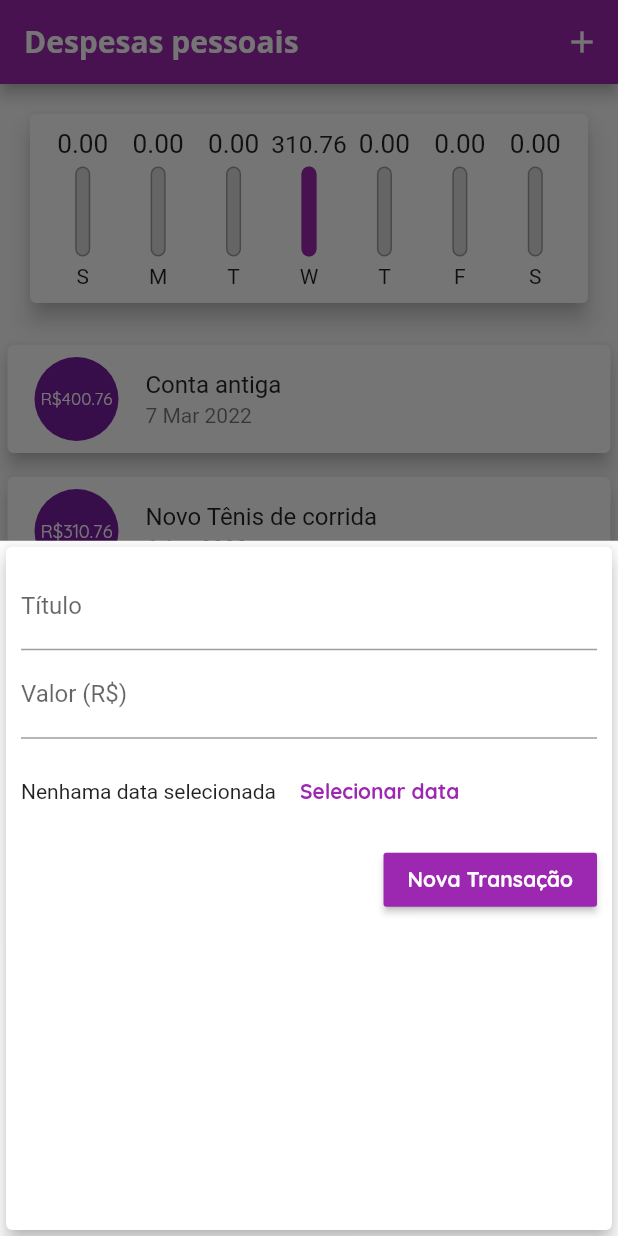
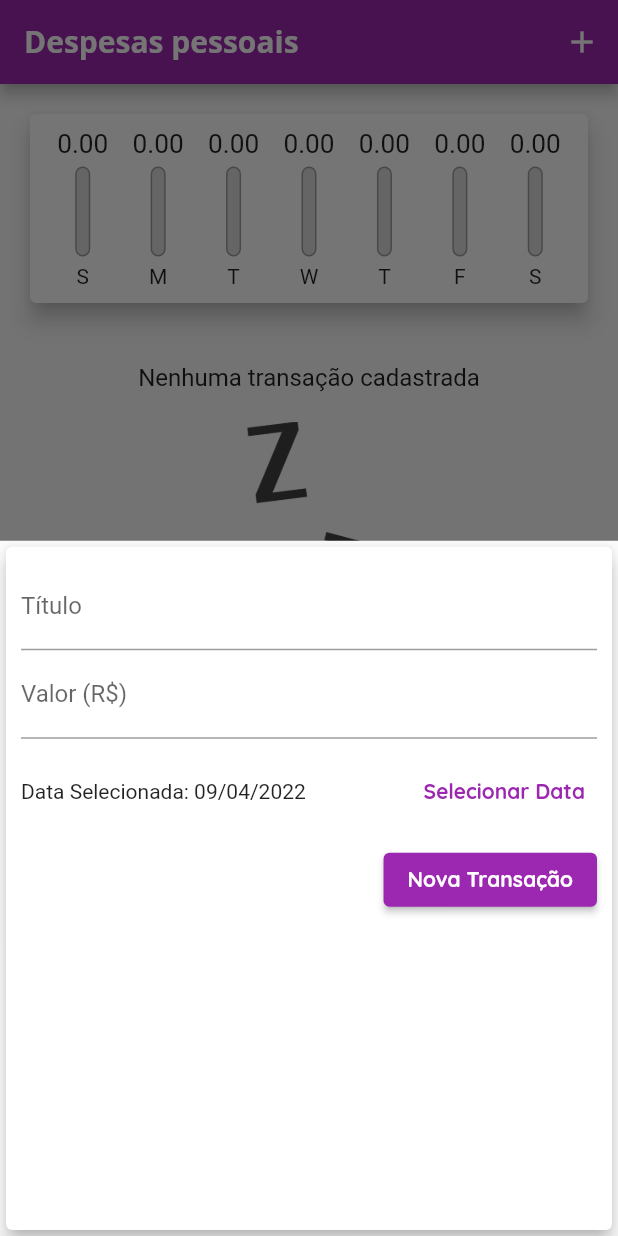
Before and after one commit to alexandreccarmo/expenses, a Flutter app: the screen it shows after launch, after a tap on the "add" icon, on a phone screen of 412 x 824 dp. Run offline on Flutter 3.47's test engine with Material 2 defaults, Android fonts, the phone set to English and light mode, and no system bars.

Commit message:
adicionado recurso para exluir item da lista

```diff
--- a/lib/components/chart.dart
+++ b/lib/components/chart.dart
@@ -56,7 +56,7 @@ class Chart extends StatelessWidget{
               child: ChartBar(
                   label: tr['day'].toString(),
                   value: (tr['value'] as double),
-                  percetage: (tr['value'] as double) / _weekTotalValue
+                  percetage: _weekTotalValue == 0 ? 0 : (tr['value'] as double) / _weekTotalValue
               ),
             ) ;
 
--- a/lib/components/transaction_form.dart
+++ b/lib/components/transaction_form.dart
@@ -1,7 +1,8 @@
 import 'package:flutter/material.dart';
+import 'package:intl/intl.dart';
 
 class TransactionForm extends StatefulWidget {
-  final void Function(String, double) onSubmit;
+  final void Function(String, double, DateTime) onSubmit;
 
   TransactionForm(this.onSubmit);
 
@@ -10,19 +11,35 @@ class TransactionForm extends StatefulWidget {
 }
 
 class _TransactionFormState extends State<TransactionForm> {
-  final titleController = TextEditingController();
-
-  final valueController = TextEditingController();
+  final _titleController = TextEditingController();
+  final _valueController = TextEditingController();
+  DateTime _selectedDate = DateTime.now();
 
   _submitForm() {
-    final title = titleController.text;
-    final value = double.tryParse(valueController.text) ?? 0.0;
+    final title = _titleController.text;
+    final value = double.tryParse(_valueController.text) ?? 0.0;
 
     if (title.isEmpty || value <= 0) {
       return;
     }
 
-    widget.onSubmit(title, value);
+    widget.onSubmit(title, value, _selectedDate);
+  }
+
+  _showDatePicker() {
+    showDatePicker(
+      context: context,
+      initialDate: DateTime.now(),
+      firstDate: DateTime(2019),
+      lastDate: DateTime.now(),
+    ).then((pickedDate) {
+      if (pickedDate == null) {
+        return;
+      }
+      setState(() {
+        _selectedDate = pickedDate;
+      });
+    });
   }
 
   @override
@@ -34,14 +51,14 @@ class _TransactionFormState extends State<TransactionForm> {
         child: Column(
           children: <Widget>[
             TextField(
-              controller: titleController,
+              controller: _titleController,
               onSubmitted: (_) => _submitForm,
               decoration: InputDecoration(
                 labelText: 'Título',
               ),
             ),
             TextField(
-              controller: valueController,
+              controller: _valueController,
               keyboardType: TextInputType.numberWithOptions(decimal: true),
               onSubmitted: (_) => _submitForm,
               decoration: InputDecoration(
@@ -52,25 +69,35 @@ class _TransactionFormState extends State<TransactionForm> {
               height: 70,
               child: Row(
                 children: <Widget>[
-                  Text('Nenhama data selecionada'),
-                  FlatButton(
-                    textColor: Theme.of(context).primaryColor,
-                    child: Text('Selecionar data',style: TextStyle(
-                      fontWeight: FontWeight.bold,
-                    ),),
-                    onPressed: (){},
+                  Expanded(
+                    child: Text(
+                      _selectedDate == null
+                          ? 'Nenhuma data selecionada!'
+                          : 'Data Selecionada: ${DateFormat('dd/MM/y').format(_selectedDate)}',
+                    ),
+                  ),
+                  TextButton(
+                    child: Text(
+                      'Selecionar Data',
+                      style: TextStyle(
+                        fontWeight: FontWeight.bold,
+                      ),
+                    ),
+                    onPressed: _showDatePicker,
                   )
                 ],
               ),
             ),
-
             Row(
               mainAxisAlignment: MainAxisAlignment.end,
               children: <Widget>[
-                RaisedButton(
-                  child: Text('Nova Transação'),
-                  color: Theme.of(context).primaryColor,
-                  textColor: Theme.of(context).textTheme.button?.color,
+                ElevatedButton(
+                  child: Text(
+                    'Nova Transação',
+                    style: TextStyle(
+                      color: Theme.of(context).textTheme.button?.color,
+                    ),
+                  ),
                   onPressed: _submitForm,
                 )
               ],
--- a/lib/components/transaction_list.dart
+++ b/lib/components/transaction_list.dart
@@ -5,8 +5,9 @@ import 'package:intl/intl.dart';
 class TransactionList extends StatelessWidget {
 
   List<Transaction> transactions;
+  final void Function(String) onRemove;
 
-  TransactionList(this.transactions);
+  TransactionList(this.transactions, this.onRemove);
 
   @override
   Widget build(BuildContext context){
@@ -55,6 +56,11 @@ class TransactionList extends StatelessWidget {
               subtitle: Text(
                 DateFormat('d MMM y').format(tr.date),
               ),
+              trailing: IconButton(
+                icon: Icon(Icons.delete),
+                color: Theme.of(context).errorColor,
+                onPressed: () => onRemove(tr.id),
+              ),
             ),
           );
         },
--- a/lib/main.dart
+++ b/lib/main.dart
@@ -51,13 +51,15 @@ class MyHomePage extends StatefulWidget {
 }
 
 class _MyHomePageState extends State<MyHomePage>{
-  final List<Transaction> _transactions = [
-    Transaction(id: 't0', title: 'Conta antiga', value: 400.76, date: DateTime.now().subtract(Duration(days: 33))),
-    Transaction(id: 't1', title: 'Novo Tênis de corrida', value: 310.76, date: DateTime.now().subtract(Duration(days: 3))),
-    Transaction(id: 't2', title: 'Conta de luz', value: 211.30, date: DateTime.now().subtract(Duration(days: 34))),
-    Transaction(id: 't3', title: 'Conta de agua', value: 250.30, date: DateTime.now().subtract(Duration(days: 34))),
-    Transaction(id: 't4', title: 'Conta de internet', value: 390.80, date: DateTime.now().subtract(Duration(days: 34))),
-  ];
+  // final List<Transaction> _transactions = [
+  //   Transaction(id: 't0', title: 'Conta antiga', value: 400.76, date: DateTime.now().subtract(Duration(days: 33))),
+  //   Transaction(id: 't1', title: 'Novo Tênis de corrida', value: 310.76, date: DateTime.now().subtract(Duration(days: 3))),
+  //   Transaction(id: 't2', title: 'Conta de luz', value: 211.30, date: DateTime.now().subtract(Duration(days: 34))),
+  //   Transaction(id: 't3', title: 'Conta de agua', value: 250.30, date: DateTime.now().subtract(Duration(days: 34))),
+  //   Transaction(id: 't4', title: 'Conta de internet', value: 390.80, date: DateTime.now().subtract(Duration(days: 34))),
+  // ];
+
+  final List<Transaction> _transactions = [];
 
   List<Transaction> get _recentTransactions {
     return _transactions.where((tr){
@@ -67,12 +69,12 @@ class _MyHomePageState extends State<MyHomePage>{
     }).toList();
   }
 
-  _addTransaction(String title, double value){
+  _addTransaction(String title, double value, DateTime date){
     final newTransaction = Transaction(
         id: Random().nextDouble().toString(),
         title: title,
         value: value,
-        date: DateTime.now()
+        date: date
     );
 
     setState(() {
@@ -80,6 +82,14 @@ class _MyHomePageState extends State<MyHomePage>{
     });
 
     Navigator.of(context).pop();
+  }
+
+  _removeTransaction(String id){
+    setState(() {
+      _transactions.removeWhere((tr){
+        return tr.id == id;
+      });
+    });
   }
 
   _openTransactionFormModal(BuildContext context) {
@@ -107,7 +117,7 @@ class _MyHomePageState extends State<MyHomePage>{
             crossAxisAlignment: CrossAxisAlignment.stretch,
             children: <Widget>[
               Chart(_recentTransactions),
-              TransactionList(_transactions),
+              TransactionList(_transactions, _removeTransaction),
 
             ],
           ),
```
Also changed, not shown: 10 other files.
